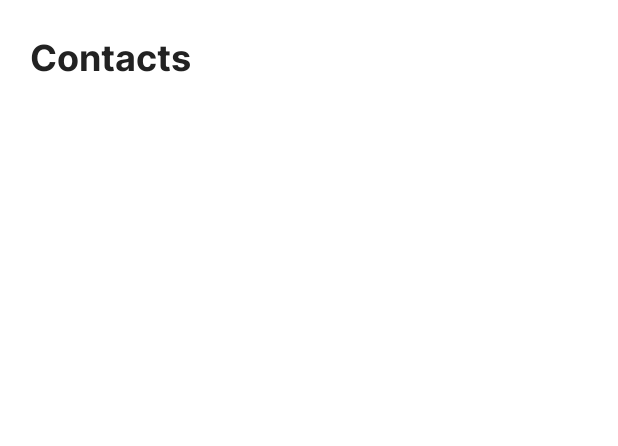
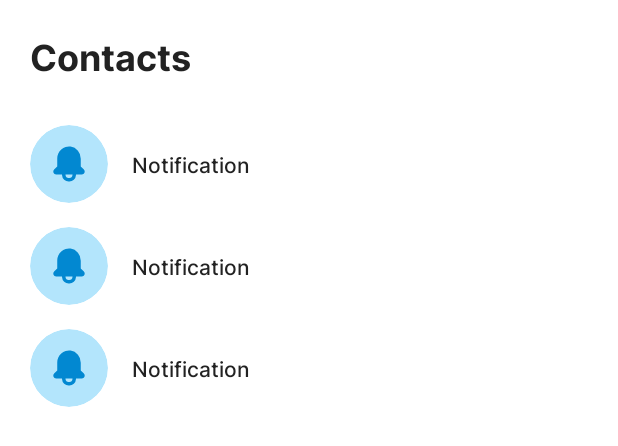
Before and after one commit to yokijatip/Kabar-Sekejap, an Android app: the layout fragment_contacts.xml on its own in the app's theme, with its tools: preview values and no code run, on a phone screen of 412 x 824 dp. Shown: the top 446 px of the screen. Run offline under Robolectric (Android 15) with nearby library versions, the phone set to English and light mode, and no system bars.

Commit message:
Update -Berhasil menampilkan Kontak

```diff
--- a/app/src/main/java/eastbound/yokijatiperkasa/kabarsekejap/data/model/Contacts.kt
+++ b/app/src/main/java/eastbound/yokijatiperkasa/kabarsekejap/data/model/Contacts.kt
@@ -5,6 +5,5 @@ import kotlinx.parcelize.Parcelize
 
 @Parcelize
 data class Contacts(
-    val image: Int? = null,
     val name: String? = null
 ) : Parcelable
--- a/app/src/main/res/layout/fragment_contacts.xml
+++ b/app/src/main/res/layout/fragment_contacts.xml
@@ -7,6 +7,7 @@
     tools:context=".ui.main.contacts.ContactsFragment">
 
     <LinearLayout
+        android:id="@+id/linearLayout3"
         android:layout_width="0dp"
         android:layout_height="wrap_content"
         android:orientation="horizontal"
@@ -17,15 +18,26 @@
         <TextView
             android:layout_width="wrap_content"
             android:layout_height="wrap_content"
+            android:layout_gravity="center"
+            android:layout_weight="1"
+            android:fontFamily="@font/inter_bold"
             android:text="Contacts"
             android:textColor="@color/black"
-            android:textSize="24sp"
-            android:layout_weight="1"
-            android:layout_gravity="center"
-            android:fontFamily="@font/inter_bold"
-            />
+            android:textSize="24sp" />
 
     </LinearLayout>
+
+    <androidx.recyclerview.widget.RecyclerView
+        android:id="@+id/rv_contacts"
+        android:layout_width="0dp"
+        android:layout_height="0dp"
+        android:layout_marginTop="20dp"
+        app:layout_constraintBottom_toBottomOf="parent"
+        app:layout_constraintEnd_toEndOf="parent"
+        app:layout_constraintStart_toStartOf="parent"
+        app:layout_constraintTop_toBottomOf="@+id/linearLayout3"
+        app:layout_constraintVertical_bias="0.0"
+        tools:listitem="@layout/item_list_settings" />
 
 
     <androidx.constraintlayout.widget.Guideline
```
Also changed, not shown: app/src/main/java/eastbound/yokijatiperkasa/kabarsekejap/adapter/ContactsAdapter.kt (+27 -1 lines), app/src/main/java/eastbound/yokijatiperkasa/kabarsekejap/ui/main/contacts/ContactsFragment.kt (+54 -4 lines), app/src/main/res/layout/item_list_contacts.xml (+51 -4 lines).
